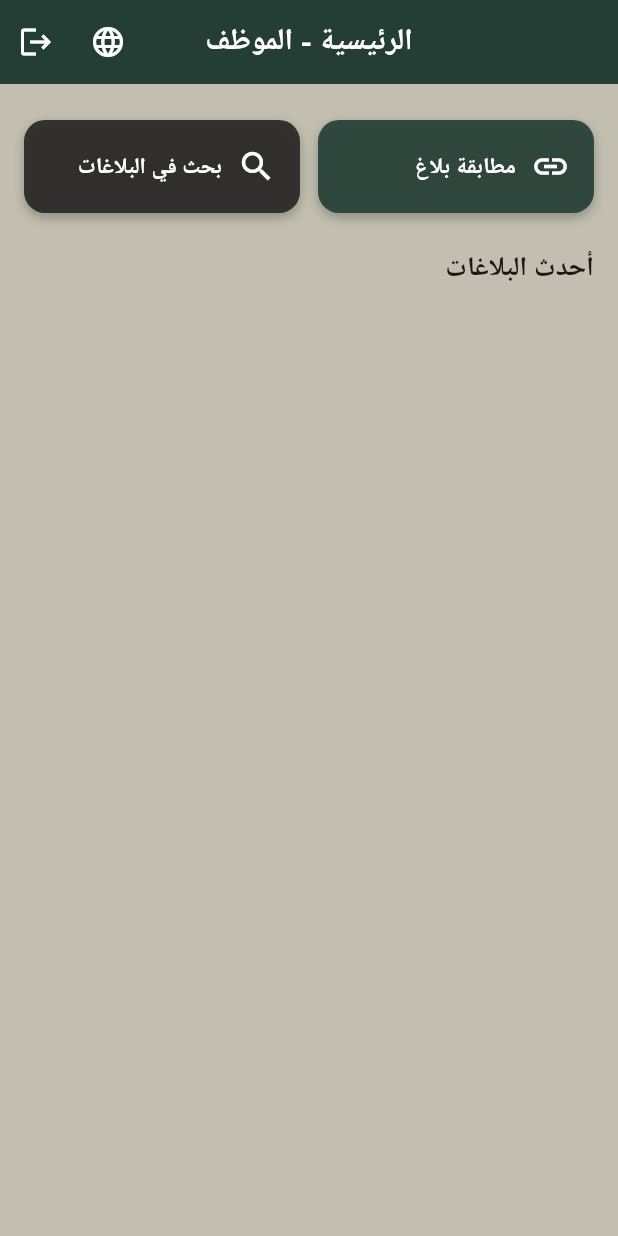
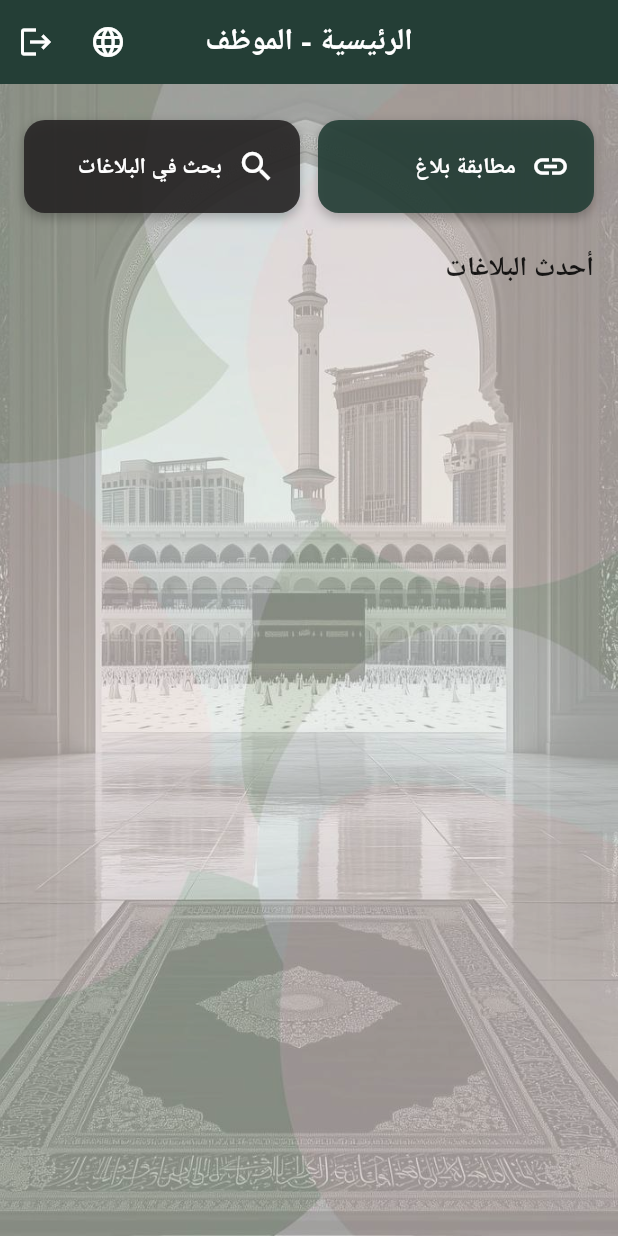
Before and after one commit to Rawan806/2025_GP_18, a Flutter app: the StaffHomePage screen opened directly, on a phone screen of 412 x 824 dp. Run offline on Flutter 3.47's test engine with Material 3 defaults, Android fonts, the phone set to English and light mode, and no system bars; our stand-ins replace cloud_firestore, firebase_auth, firebase_core, firebase_storage, image_picker; missing offline and left inert: tflite_flutter; accounts and stored records are empty; project files that could hold a hidden picture were left out.

Commit message:
Update staff_homepage.dart

```diff
--- a/lib/Staff_HomePage/staff_homepage.dart
+++ b/lib/Staff_HomePage/staff_homepage.dart
@@ -13,7 +13,6 @@ class StaffHomePage extends StatelessWidget {
 
   final Color mainGreen = const Color(0xFF243E36);
   final Color borderBrown = const Color(0xFF272525);
-  final Color beigeColor = const Color(0xFFC3BFB0); // نفس لون البيج في HomePage
 
   void _showLanguageDialog(BuildContext context) {
     final currentLocale = Localizations.localeOf(context);
@@ -80,7 +79,6 @@ class StaffHomePage extends StatelessWidget {
           return Directionality(
             textDirection: isArabic ? TextDirection.rtl : TextDirection.ltr,
             child: Scaffold(
-              backgroundColor: beigeColor,
               body: Center(
                 child: Text(
                   AppLocalizations.translate(
@@ -96,9 +94,8 @@ class StaffHomePage extends StatelessWidget {
         if (snapshot.connectionState == ConnectionState.waiting) {
           return Directionality(
             textDirection: isArabic ? TextDirection.rtl : TextDirection.ltr,
-            child: Scaffold(
-              backgroundColor: beigeColor,
-              body: const Center(child: CircularProgressIndicator()),
+            child: const Scaffold(
+              body: Center(child: CircularProgressIndicator()),
             ),
           );
         }
@@ -129,8 +126,10 @@ class StaffHomePage extends StatelessWidget {
         latestReports.sort((a, b) {
           final sa = (a['status'] ?? '').toString();
           final sb = (b['status'] ?? '').toString();
-          final isClosedA = sa.contains('مغلق') || sa.contains('Closed');
-          final isClosedB = sb.contains('مغلق') || sb.contains('Closed');
+          final isClosedA =
+              sa.contains('مغلق') || sa.contains('Closed');
+          final isClosedB =
+              sb.contains('مغلق') || sb.contains('Closed');
 
           if (isClosedA == isClosedB) return 0;
           if (isClosedA) return 1;
@@ -140,7 +139,6 @@ class StaffHomePage extends StatelessWidget {
         return Directionality(
           textDirection: isArabic ? TextDirection.rtl : TextDirection.ltr,
           child: Scaffold(
-            backgroundColor: beigeColor, // خلفية بيج مثل HomePage
             appBar: AppBar(
               backgroundColor: mainGreen,
               foregroundColor: Colors.white,
@@ -184,17 +182,16 @@ class StaffHomePage extends StatelessWidget {
             ),
             body: Stack(
               children: [
-                // Container(
-                //   decoration: const BoxDecoration(
-                //     image: DecorationImage(
-                //       image: AssetImage('assets/background.jpg'),
-                //       fit: BoxFit.cover,
-                //       opacity: 1.0,
-                //     ),
-                //   ),
-                // ),
-                // Container(color: Colors.white.withOpacity(0.25)),
-
+                Container(
+                  decoration: const BoxDecoration(
+                    image: DecorationImage(
+                      image: AssetImage('assets/background.jpg'),
+                      fit: BoxFit.cover,
+                      opacity: 1.0,
+                    ),
+                  ),
+                ),
+                Container(color: Colors.white.withOpacity(0.25)),
                 SingleChildScrollView(
                   padding: const EdgeInsets.all(16),
                   child: Column(
@@ -362,13 +359,32 @@ class _ReportListTile extends StatelessWidget {
     required this.onTap,
   });
 
+  String _getLocalizedStatus(String status, String languageCode) {
+    final statusLower = status.toLowerCase();
+    if (statusLower.contains('open') || statusLower.contains('مفتوح')) {
+      return AppLocalizations.translate('open', languageCode);
+    } else if (statusLower.contains('closed') || statusLower.contains('مغلق')) {
+      return AppLocalizations.translate('closed', languageCode);
+    } else if (statusLower.contains('pending') || statusLower.contains('قيد الانتظار')) {
+      return AppLocalizations.translate('pending', languageCode);
+    }else if (status.contains('مطابقة مبدئية') || status.contains('Preliminary Match')) {
+      return AppLocalizations.translate('preliminaryMatch', languageCode);
+    } else if (status.contains('جاهز للاستلام') || status.contains('Ready for Pickup')) {
+      return AppLocalizations.translate('readyForPickup', languageCode);
+    }  else if (status.contains('قيد المراجعة') || status.contains('Under Review')) {
+      return AppLocalizations.translate('underReview', languageCode);
+    }
+    return status;
+  }
+
   @override
   Widget build(BuildContext context) {
     final currentLocale = Localizations.localeOf(context);
 
     final id = report['doc_num']?.toString() ?? '';
     final title = report['title']?.toString() ?? '';
-    final status = report['status']?.toString() ?? '';
+    final statusFromDb = report['status']?.toString() ?? '';
+    final status = _getLocalizedStatus(statusFromDb, currentLocale.languageCode);
     final date = report['date']?.toString() ?? '';
 
     return InkWell(
```
